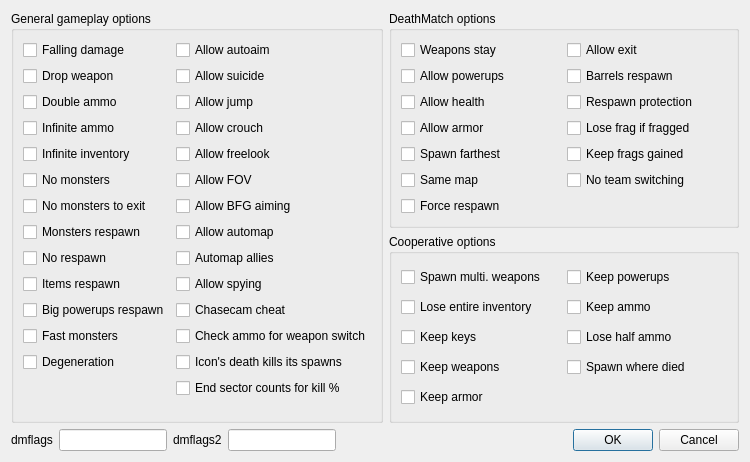
Youda008/DoomRunner, file Forms/GameOptsDialog.ui: the form before one commit.
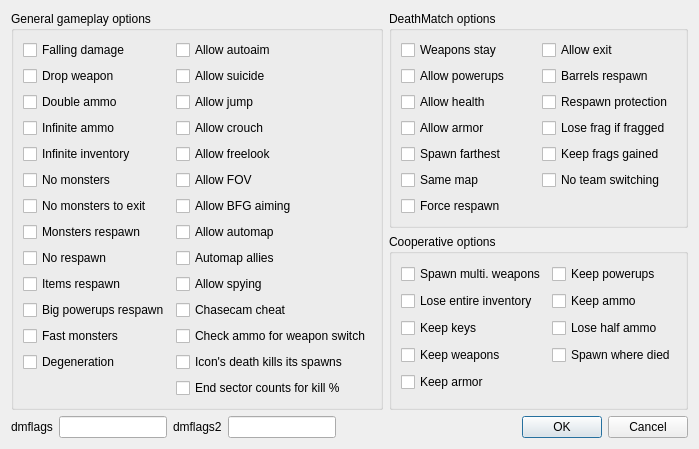
The form after the commit.

What changed in the file:
```diff
--- a/Forms/GameOptsDialog.ui
+++ b/Forms/GameOptsDialog.ui
@@ -9,8 +9,8 @@
    <rect>
     <x>0</x>
     <y>0</y>
-    <width>750</width>
-    <height>462</height>
+    <width>699</width>
+    <height>400</height>
    </rect>
   </property>
   <property name="sizePolicy">
@@ -33,6 +33,12 @@
     <layout class="QGridLayout" name="gridLayout">
      <item row="0" column="0" rowspan="2">
       <widget class="QGroupBox" name="groupBox">
+       <property name="sizePolicy">
+        <sizepolicy hsizetype="Expanding" vsizetype="Expanding">
+         <horstretch>0</horstretch>
+         <verstretch>0</verstretch>
+        </sizepolicy>
+       </property>
        <property name="title">
         <string>General gameplay options</string>
        </property>
@@ -315,6 +321,12 @@
      </item>
      <item row="1" column="1">
       <widget class="QGroupBox" name="groupBox_3">
+       <property name="sizePolicy">
+        <sizepolicy hsizetype="Expanding" vsizetype="Expanding">
+         <horstretch>0</horstretch>
+         <verstretch>0</verstretch>
+        </sizepolicy>
+       </property>
        <property name="title">
         <string>Cooperative options</string>
        </property>
@@ -414,6 +426,12 @@
      </item>
      <item row="0" column="1">
       <widget class="QGroupBox" name="groupBox_2">
+       <property name="sizePolicy">
+        <sizepolicy hsizetype="Expanding" vsizetype="Expanding">
+         <horstretch>0</horstretch>
+         <verstretch>0</verstretch>
+        </sizepolicy>
+       </property>
        <property name="title">
         <string>DeathMatch options</string>
        </property>
```
